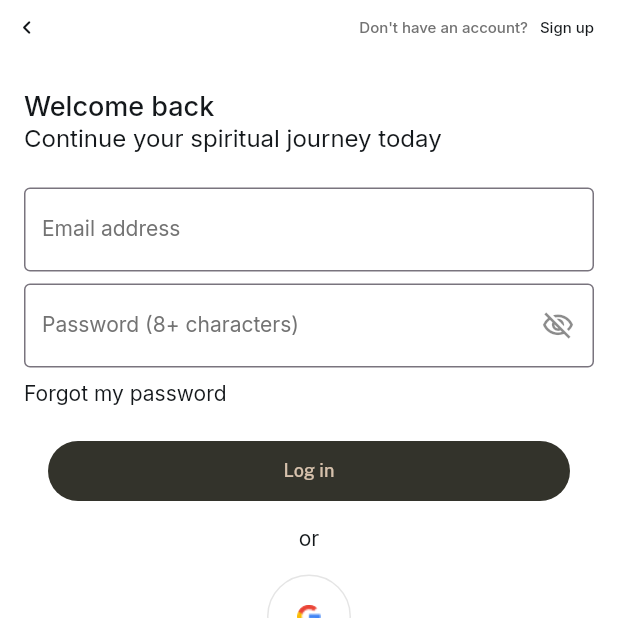
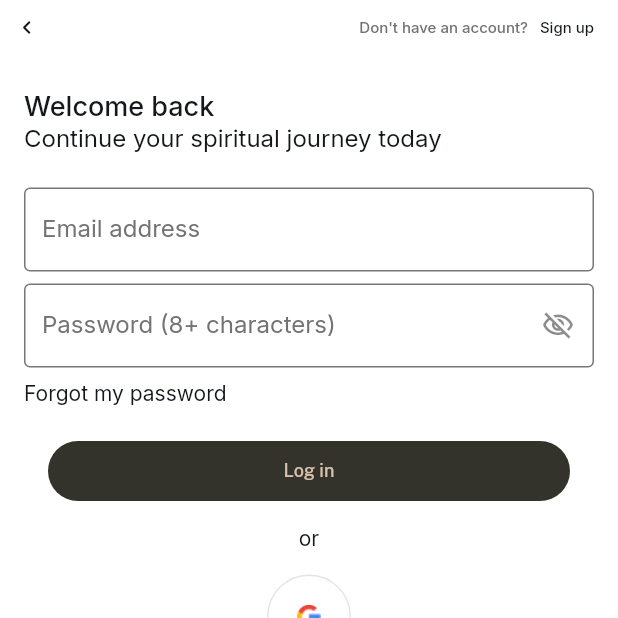
Before and after one commit to zeymermontes/scripturlyapp, a Flutter app: the screen it shows after launch, after a tap on "Login", on a phone screen of 412 x 824 dp, the top half of it. Run offline on Flutter 3.47's test engine with Material 3 defaults, Android fonts, the phone set to English and light mode, and no system bars; drawn by our look-alikes of auto_size_text; our stand-ins replace cloud_firestore, device_info_plus, easy_debounce, equatable, expandable, firebase_auth and 17 more; missing offline and left inert: aligned_dialog, json_path, mime_type; accounts and stored records are empty.

```diff
--- a/lib/components/converse_averse_widget.dart
+++ b/lib/components/converse_averse_widget.dart
@@ -467,6 +467,9 @@ class _ConverseAverseWidgetState extends State<ConverseAverseWidget>
                                                                     .bodyMedium
                                                                     .fontStyle,
                                                           ),
+                                                          color: FlutterFlowTheme
+                                                                  .of(context)
+                                                              .baseForeground,
                                                           fontSize: 16.0,
                                                           letterSpacing: 0.0,
                                                           fontWeight:
--- a/lib/flutter_flow/flutter_flow_theme.dart
+++ b/lib/flutter_flow/flutter_flow_theme.dart
@@ -280,14 +280,14 @@ class ThemeTypography extends Typography {
   TextStyle get labelMedium => GoogleFonts.inter(
         color: theme.secondaryText,
         fontWeight: FontWeight.normal,
-        fontSize: 14.0,
+        fontSize: 16.0,
       );
   String get labelSmallFamily => 'Inter';
   bool get labelSmallIsCustom => false;
   TextStyle get labelSmall => GoogleFonts.inter(
         color: theme.secondaryText,
         fontWeight: FontWeight.normal,
-        fontSize: 12.0,
+        fontSize: 14.0,
       );
   String get bodyLargeFamily => 'Inter';
   bool get bodyLargeIsCustom => false;
```
Also changed, not shown: lib/onboarding/on_borad_path_b/on_borad_path_b_widget.dart (+9 -6 lines), 1 other file.
